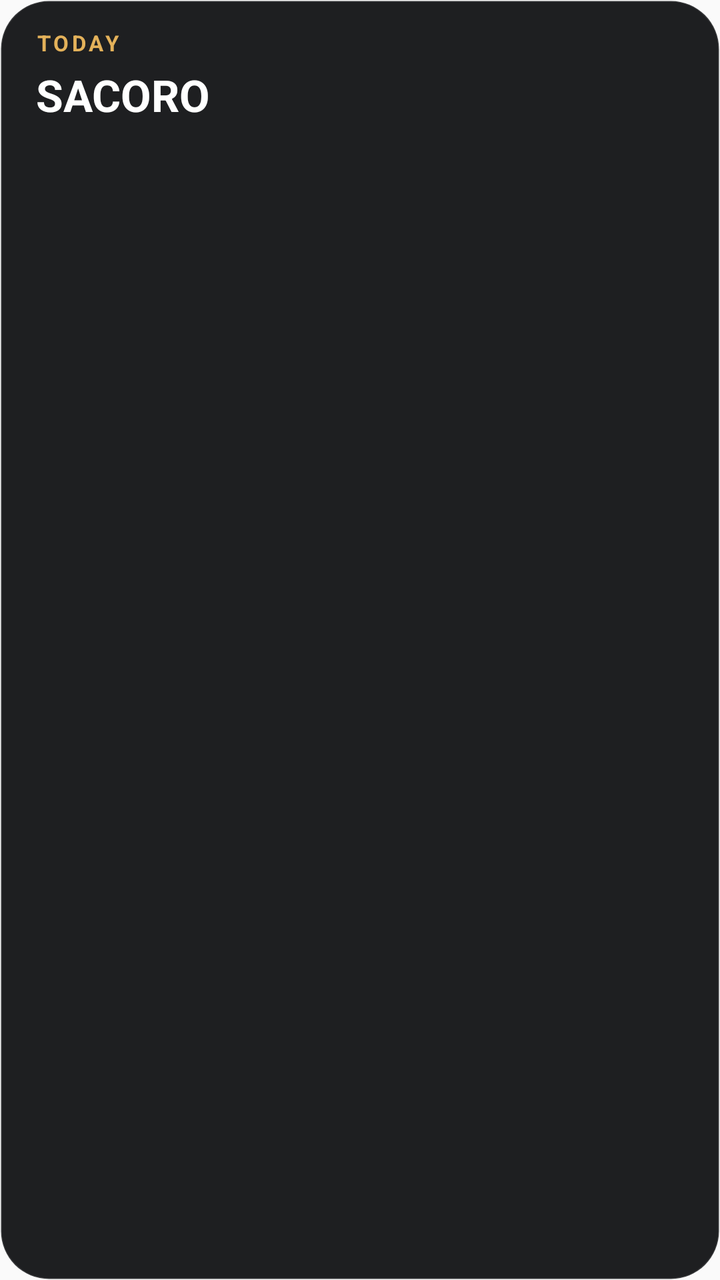
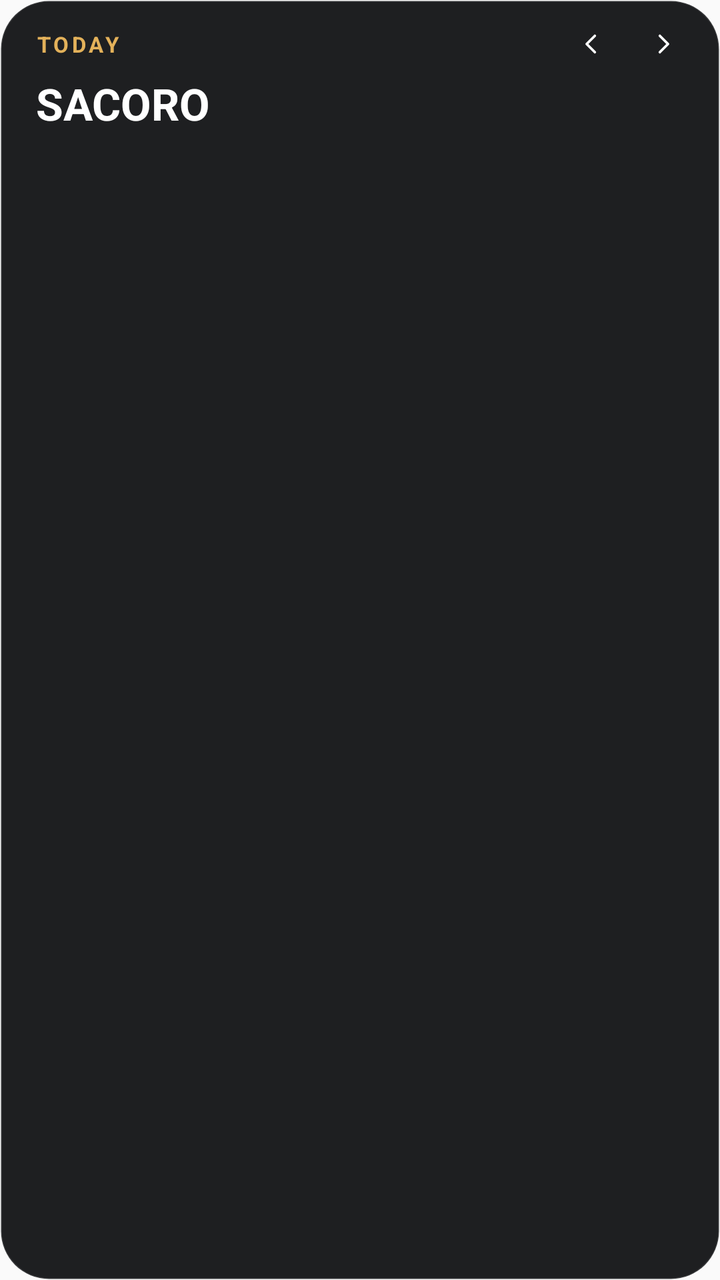

Two renders of the same Android screen: before a commit and after it. Below are the layout's source before the change and the commit's diff.
<!-- AndroidManifest.xml: application theme AppTheme -->
<!-- res/layout/widget_today.xml -->
<?xml version="1.0" encoding="utf-8"?>
<LinearLayout xmlns:android="http://schemas.android.com/apk/res/android"
    android:id="@+id/widget_root"
    android:layout_width="match_parent"
    android:layout_height="match_parent"
    android:background="@drawable/widget_bg"
    android:orientation="vertical"
    android:paddingStart="18dp"
    android:paddingEnd="18dp"
    android:paddingTop="14dp"
    android:paddingBottom="14dp">

    <TextView
        android:id="@+id/widget_label"
        android:layout_width="wrap_content"
        android:layout_height="wrap_content"
        android:text="TODAY"
        android:textColor="#E3B15A"
        android:textSize="11sp"
        android:textStyle="bold"
        android:letterSpacing="0.14" />

    <TextView
        android:id="@+id/widget_title"
        android:layout_width="match_parent"
        android:layout_height="wrap_content"
        android:layout_marginTop="4dp"
        android:maxLines="1"
        android:ellipsize="end"
        android:text="SACORO"
        android:textAllCaps="true"
        android:textColor="#FFFFFF"
        android:textSize="22sp"
        android:textStyle="bold" />

    <TextView
        android:id="@+id/widget_line"
        android:layout_width="match_parent"
        android:layout_height="wrap_content"
        android:layout_marginTop="2dp"
        android:maxLines="1"
        android:ellipsize="end"
        android:textColor="#FFFFFF"
        android:textSize="15sp" />

    <TextView
        android:id="@+id/widget_note"
        android:layout_width="match_parent"
        android:layout_height="wrap_content"
        android:layout_marginTop="6dp"
        android:maxLines="2"
        android:ellipsize="end"
        android:textColor="#FFFFFF"
        android:textSize="13sp" />
</LinearLayout>
<!-- resources referenced by this layout -->
<resources>
  <!-- drawable widget_bg (drawable) -->
  <?xml version="1.0" encoding="utf-8"?>
  <shape xmlns:android="http://schemas.android.com/apk/res/android" android:shape="rectangle">
      <solid android:color="#F2121316" />
      <corners android:radius="24dp" />
      <stroke android:width="1dp" android:color="#1FFFFFFF" />
  </shape>
  <style name="AppTheme" parent="Theme.AppCompat.Light.DarkActionBar">
          
          <item name="colorPrimary">@color/colorPrimary</item>
          <item name="colorPrimaryDark">@color/colorPrimaryDark</item>
          <item name="colorAccent">@color/colorAccent</item>
      </style>
</resources>

<!-- the commit's change to res/layout/widget_today.xml (unified diff, before → after) -->
@@ -7,24 +7,58 @@
     android:orientation="vertical"
     android:paddingStart="18dp"
     android:paddingEnd="18dp"
-    android:paddingTop="14dp"
+    android:paddingTop="7dp"
     android:paddingBottom="14dp">
+    
 
-    <TextView
-        android:id="@+id/widget_label"
-        android:layout_width="wrap_content"
-        android:layout_height="wrap_content"
-        android:text="TODAY"
-        android:textColor="#E3B15A"
-        android:textSize="11sp"
-        android:textStyle="bold"
-        android:letterSpacing="0.14" />
+    <LinearLayout
+        android:layout_width="match_parent"
+        android:layout_height="30dp"
+        android:orientation="horizontal"
+        android:gravity="center_vertical">
+
+        <TextView
+            android:id="@+id/widget_label"
+            android:layout_width="0dp"
+            android:layout_height="match_parent"
+            android:layout_weight="1"
+            android:gravity="start|center_vertical"
+            android:maxLines="1"
+            android:text="TODAY"
+            android:textColor="#E3B15A"
+            android:textSize="11sp"
+            android:textStyle="bold"
+            android:letterSpacing="0.14"
+            android:autoSizeTextType="uniform"
+            android:autoSizeMinTextSize="7dp"
+            android:autoSizeMaxTextSize="11sp"
+            android:autoSizeStepGranularity="0.5dp" />
+
+        <ImageView
+            android:id="@+id/widget_prev"
+            android:layout_width="36dp"
+            android:layout_height="30dp"
+            android:padding="8dp"
+            android:scaleType="fitCenter"
+            android:src="@drawable/widget_chevron_left"
+            android:contentDescription="Previous day" />
+
+        <ImageView
+            android:id="@+id/widget_next"
+            android:layout_width="36dp"
+            android:layout_height="30dp"
+            android:layout_marginEnd="-8dp"
+            android:padding="8dp"
+            android:scaleType="fitCenter"
+            android:src="@drawable/widget_chevron_right"
+            android:contentDescription="Next day" />
+    </LinearLayout>
 
     <TextView
         android:id="@+id/widget_title"
         android:layout_width="match_parent"
         android:layout_height="wrap_content"
-        android:layout_marginTop="4dp"
+        android:layout_marginTop="0dp"
         android:maxLines="1"
         android:ellipsize="end"
         android:text="SACORO"
<!-- resource entries referenced after the edit -->
@@ -7,6 +7,36 @@
       <corners android:radius="24dp" />
       <stroke android:width="1dp" android:color="#1FFFFFFF" />
   </shape>
+  <!-- drawable widget_chevron_left (drawable) -->
+  <?xml version="1.0" encoding="utf-8"?>
+  <vector xmlns:android="http://schemas.android.com/apk/res/android"
+      android:width="24dp"
+      android:height="24dp"
+      android:viewportWidth="24"
+      android:viewportHeight="24">
+      <path
+          android:pathData="M15,5 L8,12 L15,19"
+          android:strokeColor="#FFFFFF"
+          android:strokeWidth="2.2"
+          android:strokeLineCap="round"
+          android:strokeLineJoin="round"
+          android:fillColor="#00000000" />
+  </vector>
+  <!-- drawable widget_chevron_right (drawable) -->
+  <?xml version="1.0" encoding="utf-8"?>
+  <vector xmlns:android="http://schemas.android.com/apk/res/android"
+      android:width="24dp"
+      android:height="24dp"
+      android:viewportWidth="24"
+      android:viewportHeight="24">
+      <path
+          android:pathData="M9,5 L16,12 L9,19"
+          android:strokeColor="#FFFFFF"
+          android:strokeWidth="2.2"
+          android:strokeLineCap="round"
+          android:strokeLineJoin="round"
+          android:fillColor="#00000000" />
+  </vector>
   <style name="AppTheme" parent="Theme.AppCompat.Light.DarkActionBar">
           
           <item name="colorPrimary">@color/colorPrimary</item>
